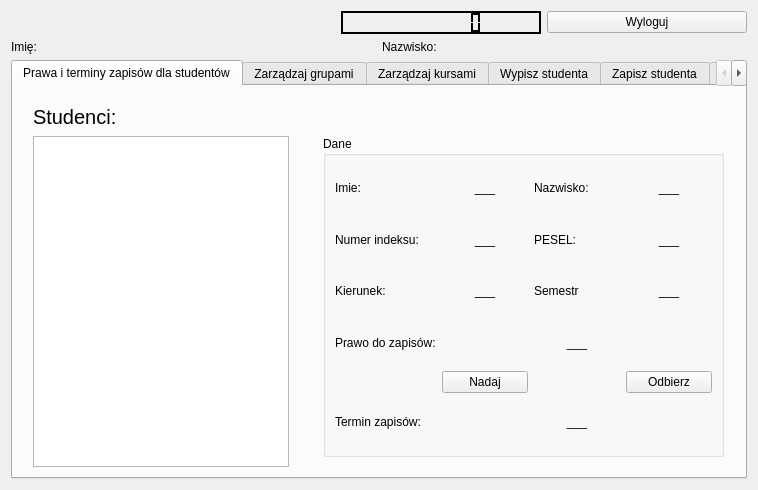
Before: the Qt Designer form prowadzacyokno.ui in pmazurek300/QtDatabase, drawn with Qt 5.
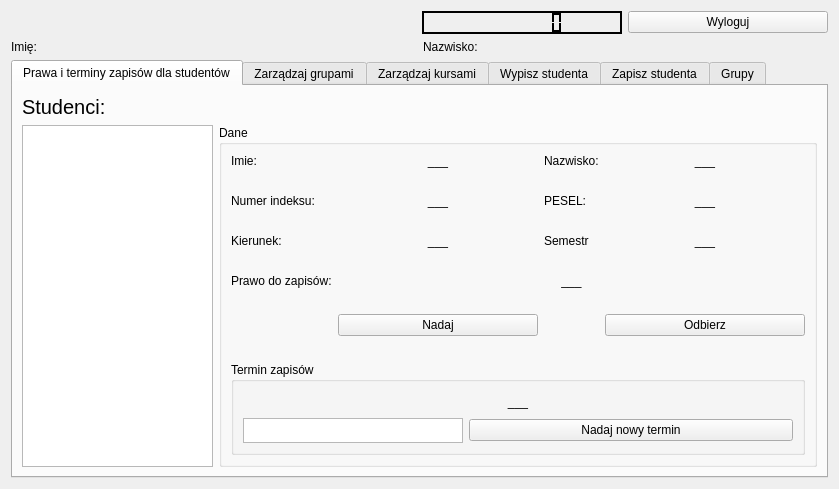
After: the same form once the commit is applied.

```diff
--- a/prowadzacyokno.ui
+++ b/prowadzacyokno.ui
@@ -6,8 +6,8 @@
    <rect>
     <x>0</x>
     <y>0</y>
-    <width>758</width>
-    <height>490</height>
+    <width>839</width>
+    <height>489</height>
    </rect>
   </property>
   <property name="windowTitle">
@@ -525,25 +525,9 @@
         <attribute name="title">
          <string>Prawa i terminy zapisów dla studentów</string>
         </attribute>
-        <widget class="QListWidget" name="listastudentow">
-         <property name="geometry">
-          <rect>
-           <x>20</x>
-           <y>50</y>
-           <width>256</width>
-           <height>331</height>
-          </rect>
-         </property>
-        </widget>
+        <layout class="QGridLayout" name="gridLayout_3">
+         <item row="0" column="0">
         <widget class="QLabel" name="label">
-         <property name="geometry">
-          <rect>
-           <x>20</x>
-           <y>20</y>
-           <width>101</width>
-           <height>21</height>
-          </rect>
-         </property>
          <property name="font">
           <font>
            <pointsize>15</pointsize>
@@ -556,20 +540,24 @@
           <bool>false</bool>
          </property>
         </widget>
+         </item>
+         <item row="1" column="0">
+          <widget class="QListWidget" name="listastudentow">
+           <property name="maximumSize">
+            <size>
+             <width>300</width>
+             <height>16777215</height>
+            </size>
+           </property>
+          </widget>
+         </item>
+         <item row="1" column="1">
         <widget class="QGroupBox" name="groupBox">
-         <property name="geometry">
-          <rect>
-           <x>310</x>
-           <y>50</y>
-           <width>401</width>
-           <height>321</height>
-          </rect>
-         </property>
          <property name="title">
           <string>Dane</string>
          </property>
          <layout class="QGridLayout" name="gridLayout_2">
-          <item row="3" column="3">
+            <item row="5" column="3">
            <widget class="QLabel" name="semestrL">
             <property name="text">
              <string>___</string>
@@ -579,21 +567,73 @@
             </property>
            </widget>
           </item>
-          <item row="2" column="0">
+            <item row="1" column="2">
+             <spacer name="horizontalSpacer_2">
+              <property name="orientation">
+               <enum>Qt::Horizontal</enum>
+              </property>
+              <property name="sizeHint" stdset="0">
+               <size>
+                <width>40</width>
+                <height>20</height>
+               </size>
+              </property>
+             </spacer>
+            </item>
+            <item row="9" column="1">
+             <widget class="QPushButton" name="pushButton">
+              <property name="minimumSize">
+               <size>
+                <width>200</width>
+                <height>0</height>
+               </size>
+              </property>
+              <property name="text">
+               <string>Nadaj</string>
+              </property>
+             </widget>
+            </item>
+            <item row="7" column="1" colspan="3">
+             <widget class="QLabel" name="prawoL">
+              <property name="layoutDirection">
+               <enum>Qt::LeftToRight</enum>
+              </property>
+              <property name="text">
+               <string>___</string>
+              </property>
+              <property name="alignment">
+               <set>Qt::AlignCenter</set>
+              </property>
+             </widget>
+            </item>
+            <item row="3" column="0">
            <widget class="QLabel" name="label_4">
             <property name="text">
              <string>Numer indeksu:</string>
             </property>
            </widget>
           </item>
-          <item row="3" column="2">
+            <item row="4" column="2">
+             <spacer name="horizontalSpacer_3">
+              <property name="orientation">
+               <enum>Qt::Horizontal</enum>
+              </property>
+              <property name="sizeHint" stdset="0">
+               <size>
+                <width>40</width>
+                <height>20</height>
+               </size>
+              </property>
+             </spacer>
+            </item>
+            <item row="5" column="2">
            <widget class="QLabel" name="label_7">
             <property name="text">
              <string>Semestr</string>
             </property>
            </widget>
           </item>
-          <item row="3" column="1">
+            <item row="5" column="1">
            <widget class="QLabel" name="kierunekL">
             <property name="text">
              <string>___</string>
@@ -603,14 +643,20 @@
             </property>
            </widget>
           </item>
-          <item row="6" column="0">
-           <widget class="QLabel" name="label_10">
-            <property name="text">
-             <string>Termin zapisów:</string>
-            </property>
-           </widget>
-          </item>
-          <item row="2" column="3">
+            <item row="6" column="2">
+             <spacer name="horizontalSpacer_4">
+              <property name="orientation">
+               <enum>Qt::Horizontal</enum>
+              </property>
+              <property name="sizeHint" stdset="0">
+               <size>
+                <width>40</width>
+                <height>20</height>
+               </size>
+              </property>
+             </spacer>
+            </item>
+            <item row="3" column="3">
            <widget class="QLabel" name="peselL">
             <property name="text">
              <string>___</string>
@@ -620,6 +666,51 @@
             </property>
            </widget>
           </item>
+            <item row="11" column="0" colspan="4">
+             <widget class="QGroupBox" name="groupBox_2">
+              <property name="maximumSize">
+               <size>
+                <width>16777215</width>
+                <height>300</height>
+               </size>
+              </property>
+              <property name="title">
+               <string>Termin zapisów</string>
+              </property>
+              <layout class="QGridLayout" name="gridLayout_4">
+               <item row="0" column="0" colspan="2">
+                <widget class="QLabel" name="terminL">
+                 <property name="text">
+                  <string>___</string>
+                 </property>
+                 <property name="alignment">
+                  <set>Qt::AlignCenter</set>
+                 </property>
+                </widget>
+               </item>
+               <item row="1" column="1">
+                <widget class="QPushButton" name="pushButton_3">
+                 <property name="text">
+                  <string>Nadaj nowy termin</string>
+                 </property>
+                </widget>
+               </item>
+               <item row="1" column="0">
+                <widget class="QTextEdit" name="textedit">
+                 <property name="maximumSize">
+                  <size>
+                   <width>220</width>
+                   <height>25</height>
+                  </size>
+                 </property>
+                 <property name="placeholderText">
+                  <string/>
+                 </property>
+                </widget>
+               </item>
+              </layout>
+             </widget>
+            </item>
           <item row="0" column="1">
            <widget class="QLabel" name="imieL">
             <property name="text">
@@ -630,7 +721,7 @@
             </property>
            </widget>
           </item>
-          <item row="3" column="0">
+            <item row="5" column="0">
            <widget class="QLabel" name="label_6">
             <property name="text">
              <string>Kierunek:</string>
@@ -651,13 +742,32 @@
             </property>
            </widget>
           </item>
-          <item row="4" column="0">
+            <item row="7" column="0">
            <widget class="QLabel" name="label_8">
             <property name="text">
              <string>Prawo do zapisów:</string>
             </property>
            </widget>
           </item>
+            <item row="9" column="3">
+             <widget class="QPushButton" name="pushButton_2">
+              <property name="minimumSize">
+               <size>
+                <width>200</width>
+                <height>0</height>
+               </size>
+              </property>
+              <property name="maximumSize">
+               <size>
+                <width>200</width>
+                <height>16777215</height>
+               </size>
+              </property>
+              <property name="text">
+               <string>Odbierz</string>
+              </property>
+             </widget>
+            </item>
           <item row="0" column="3">
            <widget class="QLabel" name="nazwiskoL">
             <property name="text">
@@ -668,7 +778,7 @@
             </property>
            </widget>
           </item>
-          <item row="2" column="2">
+            <item row="3" column="2">
            <widget class="QLabel" name="label_5">
             <property name="maximumSize">
              <size>
@@ -681,7 +791,7 @@
             </property>
            </widget>
           </item>
-          <item row="2" column="1">
+            <item row="3" column="1">
            <widget class="QLabel" name="indeksL">
             <property name="text">
              <string>___</string>
@@ -691,45 +801,36 @@
             </property>
            </widget>
           </item>
-          <item row="4" column="1" colspan="3">
-           <widget class="QLabel" name="prawoL">
-            <property name="layoutDirection">
-             <enum>Qt::LeftToRight</enum>
-            </property>
-            <property name="text">
-             <string>___</string>
-            </property>
-            <property name="alignment">
-             <set>Qt::AlignCenter</set>
-            </property>
-           </widget>
-          </item>
-          <item row="6" column="1" colspan="3">
-           <widget class="QLabel" name="terminL">
-            <property name="text">
-             <string>___</string>
-            </property>
-            <property name="alignment">
-             <set>Qt::AlignCenter</set>
-            </property>
-           </widget>
-          </item>
-          <item row="5" column="3">
-           <widget class="QPushButton" name="pushButton_2">
-            <property name="text">
-             <string>Odbierz</string>
-            </property>
-           </widget>
-          </item>
-          <item row="5" column="1">
-           <widget class="QPushButton" name="pushButton">
-            <property name="text">
-             <string>Nadaj</string>
-            </property>
-           </widget>
-          </item>
-         </layout>
-        </widget>
+            <item row="8" column="2">
+             <spacer name="horizontalSpacer_5">
+              <property name="orientation">
+               <enum>Qt::Horizontal</enum>
+              </property>
+              <property name="sizeHint" stdset="0">
+               <size>
+                <width>40</width>
+                <height>20</height>
+               </size>
+              </property>
+             </spacer>
+            </item>
+            <item row="10" column="2">
+             <spacer name="horizontalSpacer_6">
+              <property name="orientation">
+               <enum>Qt::Horizontal</enum>
+              </property>
+              <property name="sizeHint" stdset="0">
+               <size>
+                <width>40</width>
+                <height>20</height>
+               </size>
+              </property>
+             </spacer>
+            </item>
+           </layout>
+          </widget>
+         </item>
+        </layout>
        </widget>
        <widget class="QWidget" name="zarzadGrupa">
         <attribute name="title">
```
Lines whose indentation alone changed are shown as unchanged.
